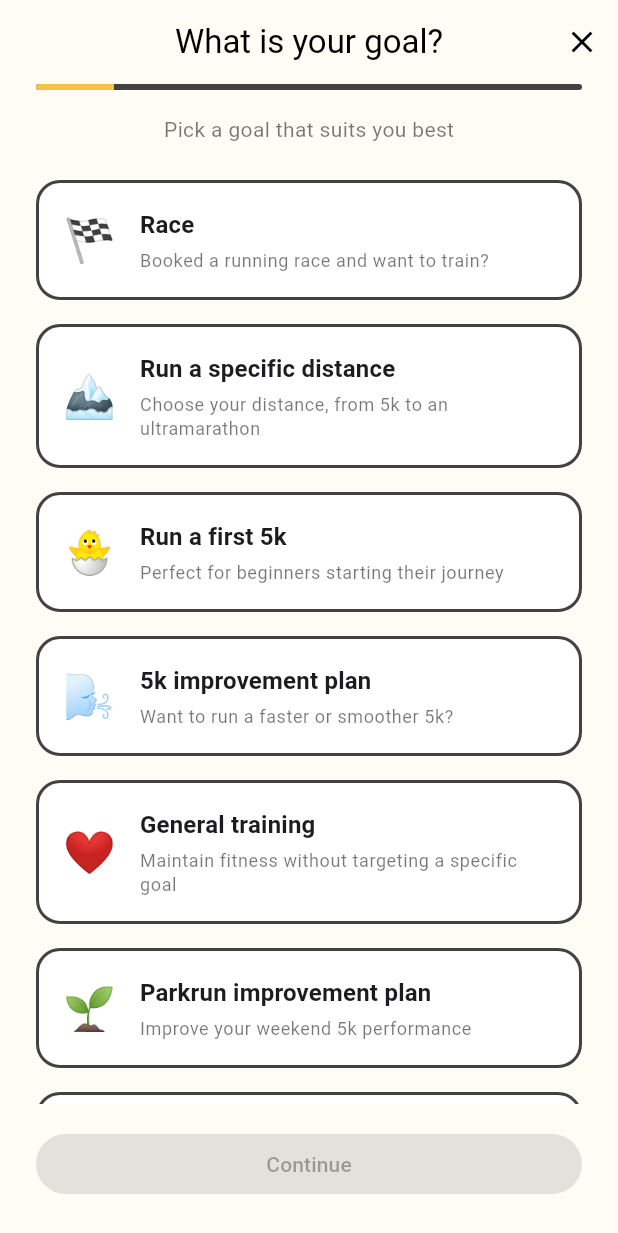
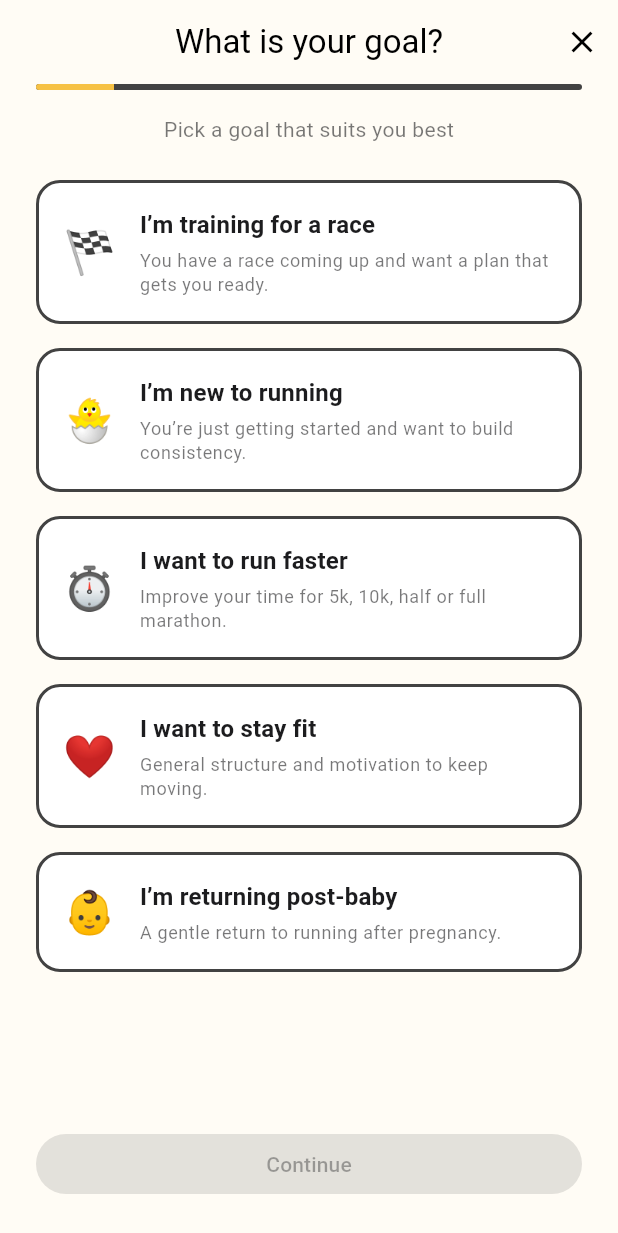
Before and after one commit to Zivadinhoo/SyncRun, a Flutter app: the GoalSectionScreen screen opened by its route, on a phone screen of 412 x 824 dp. Shown: the top 1233 px of the screen. Run offline on Flutter 3.47's test engine with Material 3 defaults, Android fonts, the phone set to English and light mode, and no system bars; our stand-ins replace fl_chart, flutter_local_notifications, flutter_riverpod, flutter_secure_storage, go_router, shared_preferences and 1 more; accounts and stored records are empty; network calls fail.

Commit message:
adde target-distance for onboaording

```diff
--- a/flutter-mobile/lib/features/onboarding/screens/goal_section_screen.dart
+++ b/flutter-mobile/lib/features/onboarding/screens/goal_section_screen.dart
@@ -8,63 +8,66 @@ class GoalSectionScreen extends ConsumerWidget {
 
   @override
   Widget build(BuildContext context, WidgetRef ref) {
-    final selectedGoal =
-        ref.watch(onboardingAnswersProvider).goal;
+    final onboardingAnswers = ref.watch(
+      onboardingAnswersProvider,
+    );
+    final selectedGoal = onboardingAnswers.goal;
+    final selectedGoalTag = onboardingAnswers.goalTag;
 
-    void selectGoal(String goal) {
+    void selectGoal(String title, String tag) {
       ref
           .read(onboardingAnswersProvider.notifier)
-          .setGoal(goal);
+          .setGoal(title, tag);
+    }
+
+    String getNextRoute(String? tag) {
+      switch (tag) {
+        case 'race':
+        case 'performance':
+          return '/onboarding/target-distance';
+        case 'beginner':
+        case 'health':
+        case 'postnatal':
+        default:
+          return '/onboarding/experience';
+      }
     }
 
     final goalOptions = [
       {
         'emoji': '🏁',
-        'title': 'Race',
+        'title': 'I’m training for a race',
         'description':
-            'Booked a running race and want to train?',
-      },
-      {
-        'emoji': '🏔️',
-        'title': 'Run a specific distance',
-        'description':
-            'Choose your distance, from 5k to an ultramarathon',
+            'You have a race coming up and want a plan that gets you ready.',
+        'tag': 'race',
       },
       {
         'emoji': '🐣',
-        'title': 'Run a first 5k',
+        'title': 'I’m new to running',
         'description':
-            'Perfect for beginners starting their journey',
+            'You’re just getting started and want to build consistency.',
+        'tag': 'beginner',
       },
       {
-        'emoji': '🌬️',
-        'title': '5k improvement plan',
+        'emoji': '⏱️',
+        'title': 'I want to run faster',
         'description':
-            'Want to run a faster or smoother 5k?',
+            'Improve your time for 5k, 10k, half or full marathon.',
+        'tag': 'performance',
       },
       {
         'emoji': '❤️',
-        'title': 'General training',
+        'title': 'I want to stay fit',
         'description':
-            'Maintain fitness without targeting a specific goal',
-      },
-      {
-        'emoji': '🌱',
-        'title': 'Parkrun improvement plan',
-        'description':
-            'Improve your weekend 5k performance',
+            'General structure and motivation to keep moving.',
+        'tag': 'health',
       },
       {
         'emoji': '👶',
-        'title': 'Postnatal plan',
+        'title': 'I’m returning post-baby',
         'description':
-            'Designed for new mothers getting back into running',
-      },
-      {
-        'emoji': '⏱️',
-        'title': 'Time goal',
-        'description':
-            'Train for a specific time like sub-2h half',
+            'A gentle return to running after pregnancy.',
+        'tag': 'postnatal',
       },
     ];
 
@@ -79,10 +82,7 @@ class GoalSectionScreen extends ConsumerWidget {
         actions: [
           IconButton(
             icon: const Icon(Icons.close),
-            onPressed:
-                () =>
-                    context
-                        .pop(), // ili context.go('/') ako baš mora
+            onPressed: () => context.pop(),
           ),
         ],
         bottom: PreferredSize(
@@ -135,7 +135,11 @@ class GoalSectionScreen extends ConsumerWidget {
                     title: goal['title']!,
                     description: goal['description']!,
                     selected: isSelected,
-                    onTap: () => selectGoal(goal['title']!),
+                    onTap:
+                        () => selectGoal(
+                          goal['title']!,
+                          goal['tag']!,
+                        ),
                   );
                 },
               ),
@@ -145,17 +149,12 @@ class GoalSectionScreen extends ConsumerWidget {
               width: double.infinity,
               child: FilledButton(
                 onPressed:
-                    selectedGoal == null
+                    selectedGoalTag == null
                         ? null
                         : () {
-                          final next =
-                              (selectedGoal ==
-                                      'Run a specific distance')
-                                  ? '/onboarding/target-time'
-                                  : '/onboarding/experience';
                           context.push(
-                            next,
-                          ); // << izmenjeno
+                            getNextRoute(selectedGoalTag),
+                          );
                         },
                 child: const Text('Continue'),
               ),
@@ -197,7 +196,8 @@ class GoalCard extends StatelessWidget {
         duration: const Duration(milliseconds: 200),
         padding: const EdgeInsets.all(16),
         decoration: BoxDecoration(
-          color: selected ? primary : surface,
+          color:
+              selected ? primary.withOpacity(0.1) : surface,
           borderRadius: BorderRadius.circular(16),
           border: Border.all(
             color:
@@ -217,17 +217,29 @@ class GoalCard extends StatelessWidget {
                 crossAxisAlignment:
                     CrossAxisAlignment.start,
                 children: [
-                  Text(
+                  Row(
+                    children: [
+                      Expanded(
+                        child: Text(
                           title,
                           style: Theme.of(
                             context,
                           ).textTheme.titleMedium?.copyWith(
                             color:
                                 selected
-                              ? Colors.white
+                                    ? primary
                                     : onSurface,
                             fontWeight: FontWeight.bold,
                           ),
+                        ),
+                      ),
+                      if (selected)
+                        const Icon(
+                          Icons.check_circle,
+                          color: Colors.green,
+                          size: 20,
+                        ),
+                    ],
                   ),
                   const SizedBox(height: 4),
                   Text(
@@ -237,7 +249,7 @@ class GoalCard extends StatelessWidget {
                     ).textTheme.bodySmall?.copyWith(
                       color:
                           selected
-                              ? Colors.white70
+                              ? primary.withOpacity(0.8)
                               : onSurface.withOpacity(0.6),
                     ),
                   ),
--- a/flutter-mobile/lib/router.dart
+++ b/flutter-mobile/lib/router.dart
@@ -2,6 +2,7 @@ import 'dart:convert';
 import 'package:flutter/material.dart';
 import 'package:flutter_riverpod/flutter_riverpod.dart';
 import 'package:flutter_secure_storage/flutter_secure_storage.dart';
+import 'package:frontend/features/onboarding/screens/target_distance_screen.dart';
 import 'package:go_router/go_router.dart';
 import 'package:http/http.dart' as http;
 
@@ -9,7 +10,6 @@ import 'package:http/http.dart' as http;
 import 'package:frontend/features/auth/screens/login_screen.dart';
 import 'package:frontend/features/athlete/screens/athlete_dashboard_screen.dart';
 import 'package:frontend/features/onboarding/screens/goal_section_screen.dart';
-import 'package:frontend/features/onboarding/screens/target_time_screen.dart';
 import 'package:frontend/features/onboarding/screens/experience_screen.dart';
 import 'package:frontend/features/onboarding/screens/days_per_week_screen.dart';
 import 'package:frontend/features/onboarding/screens/prefered_days_screen.dart';
@@ -144,10 +144,10 @@ final routerProvider = Provider<GoRouter>((ref) {
                     const GoalSectionScreen(),
           ),
           GoRoute(
-            path: '/onboarding/target-time',
+            path: '/onboarding/target-distance',
             builder:
                 (context, state) =>
-                    const TargetTimeScreen(),
+                    const TargetDistanceScreen(),
           ),
           GoRoute(
             path: '/onboarding/experience',
```
Also changed, not shown: flutter-mobile/lib/features/athlete/screens/athlete_dashboard_screen.dart (+41 -22 lines), flutter-mobile/lib/features/onboarding/providers/onboarding_answers.provider.dart (+22 -6 lines), flutter-mobile/lib/features/onboarding/screens/target_distance_screen.dart (added, +138 -0 lines), flutter-mobile/lib/features/onboarding/screens/target_time_screen.dart (deleted, +0 -110 lines). Lines whose indentation alone changed are shown as unchanged.
